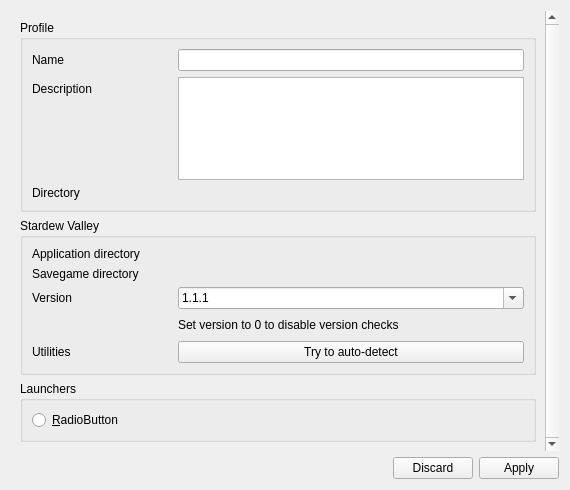
This is src/profilesettings.ui in kriana/SilVerPLuM as Qt 5 draws it before an edit. The edited form follows.
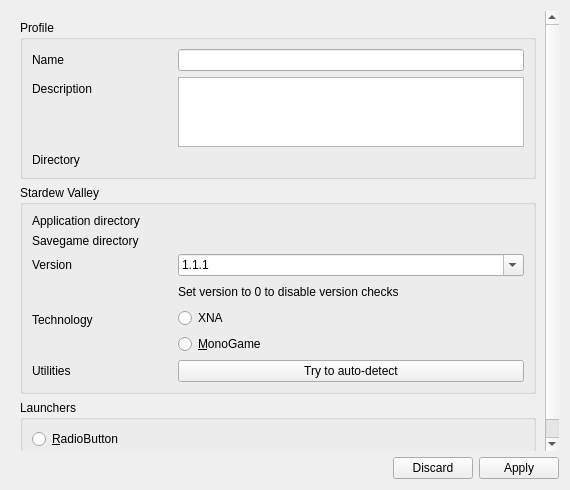
This is the edited form. Custom widgets are drawn as their Qt base class.

Commit message: + XNA/MonoGame wrapper for DLL Pipeline * DLL pipeline new correctly backups / restores + Profile import & export

```diff
--- a/src/profilesettings.ui
+++ b/src/profilesettings.ui
@@ -34,7 +34,7 @@
         <x>0</x>
         <y>0</y>
         <width>538</width>
-        <height>466</height>
+        <height>528</height>
        </rect>
       </property>
       <layout class="QVBoxLayout" name="verticalLayout">
@@ -250,6 +250,19 @@
            </spacer>
           </item>
           <item row="5" column="0">
+           <widget class="QLabel" name="label_7">
+            <property name="minimumSize">
+             <size>
+              <width>140</width>
+              <height>0</height>
+             </size>
+            </property>
+            <property name="text">
+             <string>Technology</string>
+            </property>
+           </widget>
+          </item>
+          <item row="7" column="0">
            <widget class="QLabel" name="label_6">
             <property name="minimumSize">
              <size>
@@ -262,13 +275,51 @@
             </property>
            </widget>
           </item>
-          <item row="5" column="1">
+          <item row="7" column="1">
            <widget class="QPushButton" name="btnSDVAutodetect">
             <property name="text">
              <string>Try to auto-detect</string>
             </property>
            </widget>
           </item>
+          <item row="5" column="1">
+           <widget class="QWidget" name="widget" native="true">
+            <property name="sizePolicy">
+             <sizepolicy hsizetype="Expanding" vsizetype="Preferred">
+              <horstretch>0</horstretch>
+              <verstretch>0</verstretch>
+             </sizepolicy>
+            </property>
+            <layout class="QVBoxLayout" name="verticalLayout_4">
+             <property name="leftMargin">
+              <number>0</number>
+             </property>
+             <property name="topMargin">
+              <number>0</number>
+             </property>
+             <property name="rightMargin">
+              <number>0</number>
+             </property>
+             <property name="bottomMargin">
+              <number>0</number>
+             </property>
+             <item>
+              <widget class="QRadioButton" name="sdvTechXNA">
+               <property name="text">
+                <string>XNA</string>
+               </property>
+              </widget>
+             </item>
+             <item>
+              <widget class="QRadioButton" name="sdvTechMonoGame">
+               <property name="text">
+                <string>&amp;MonoGame</string>
+               </property>
+              </widget>
+             </item>
+            </layout>
+           </widget>
+          </item>
          </layout>
         </widget>
        </item>
```
Left out of the diff: 34 changed lines with no effect on the pictures. The commit also changes 20 other files.
